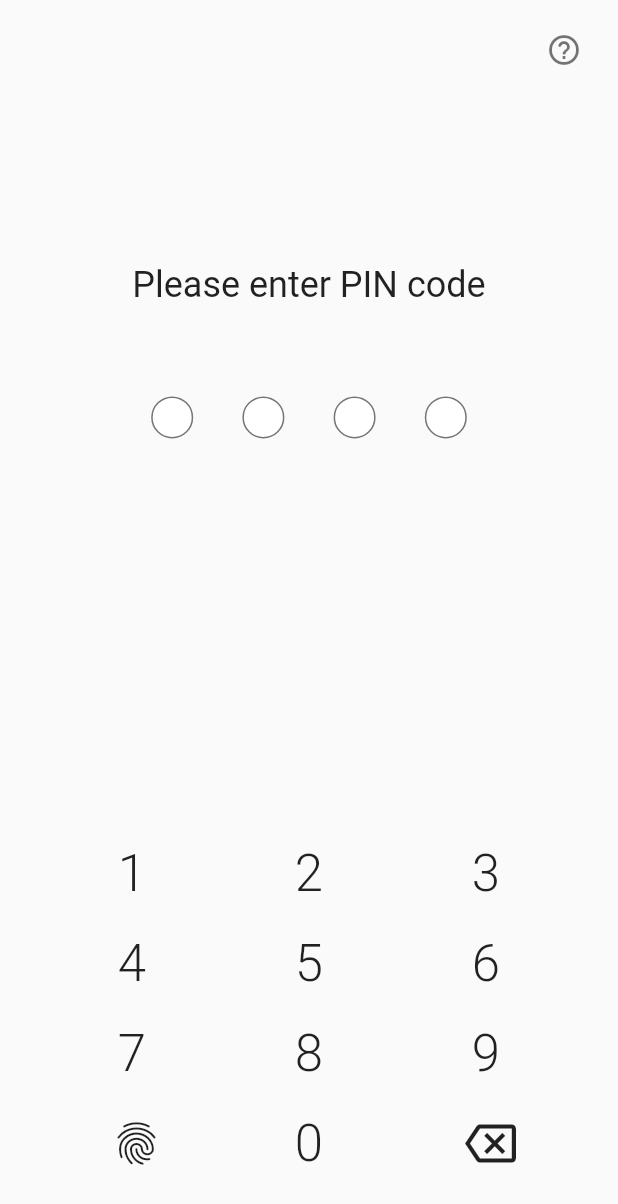
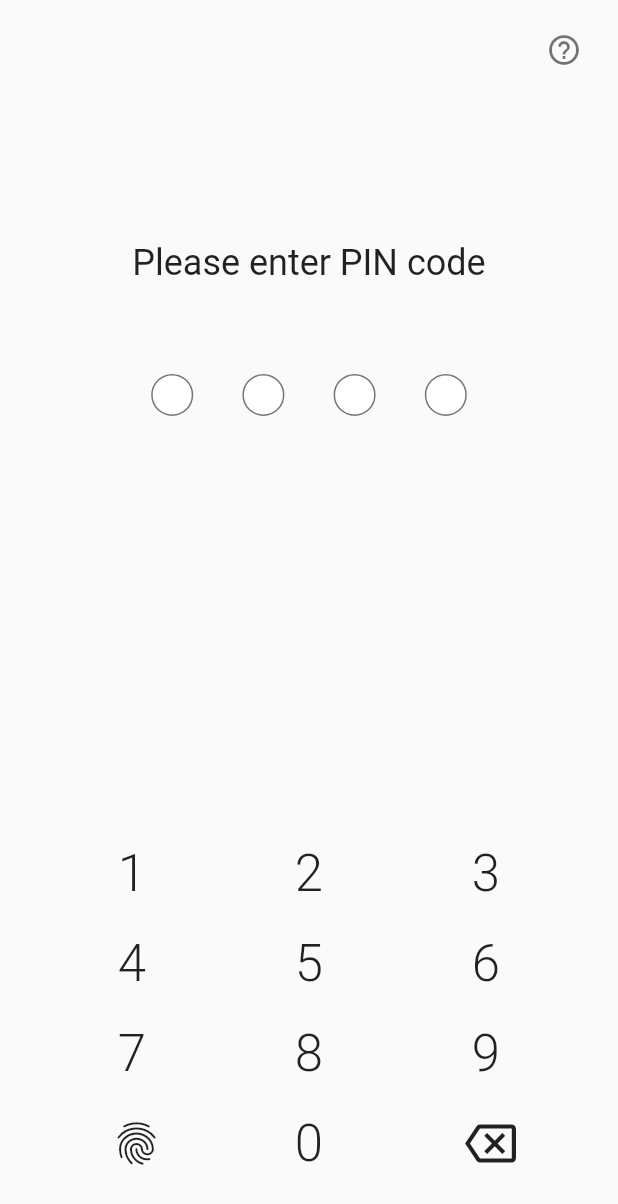
Before and after one commit to Abdugaffarkutbiddinov/pin_screen, a Flutter app: the screen it shows after launch, on a phone screen of 412 x 824 dp. Shown: the top 1204 px of the screen. Run offline on Flutter 3.47's test engine with Material 2 defaults, Android fonts, the phone set to English and light mode, and no system bars; our stand-ins replace google_fonts.

Commit message:
fixed bug with rendering

```diff
--- a/lib/screens/otp_screen.dart
+++ b/lib/screens/otp_screen.dart
@@ -51,7 +51,8 @@ class _OtpScreenState extends State<OtpScreen> {
               child: Container(
                 alignment: Alignment(0, 0.5),
                 padding: EdgeInsets.symmetric(horizontal: 16.0),
-                child: Column(
+                child:
+                Column(
                   mainAxisSize: MainAxisSize.min,
                   children: [
                     const SecurityText(),
@@ -63,8 +64,9 @@ class _OtpScreenState extends State<OtpScreen> {
                 ),
               ),
             ),
-            SizedBox(
-              height: 223.0,
+            Expanded(
+              child: SizedBox(
+              ),
             ),
             NumericPad(onNumberSelected: (value) {
               setState(() {
```
Also changed, not shown: 1 other file.
